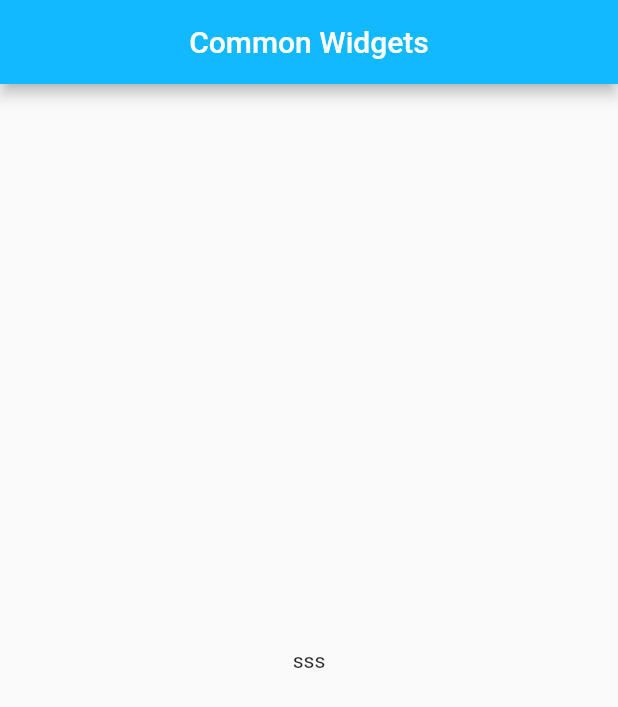
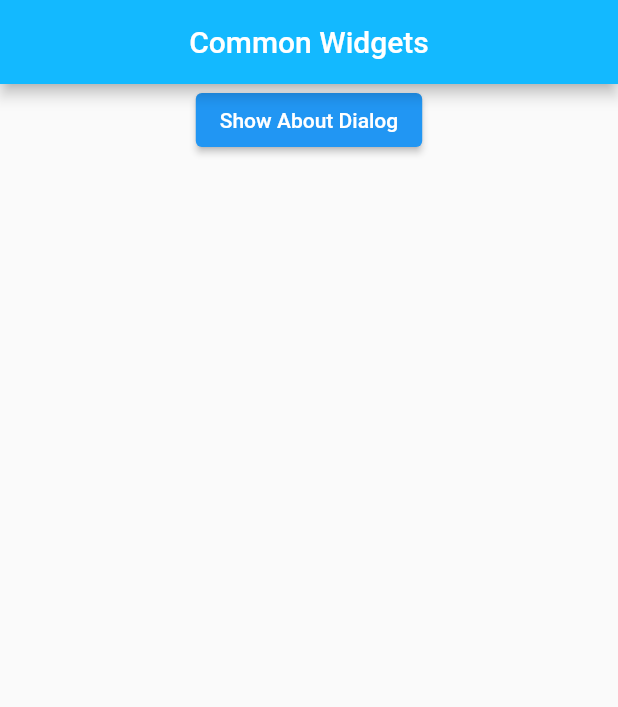
Before and after one commit to vnbrew/flutter_common_widgets, a Flutter app: the screen it shows after launch, on a phone screen of 412 x 824 dp. Shown: the top 707 px of the screen. Run offline on Flutter 3.47's test engine with Material 2 defaults, Android fonts, the phone set to English and light mode, and no system bars; our stand-ins replace bloc, flutter_bloc; generated files the repository leaves out were written again.

Commit message:
add About Dialog widget

```diff
--- a/lib/commons_widgets/commons_page.dart
+++ b/lib/commons_widgets/commons_page.dart
@@ -17,9 +17,26 @@ class _CommonPageState extends State<CommonPage> {
         title: const Text('Common Widgets'),
         centerTitle: true,
       ),
-      body: const SafeArea(
+      body: SafeArea(
         child: Center(
-          child: Text('sss'),
+          child: Column(
+            children: [
+              ElevatedButton(
+                onPressed: () {
+                  showAboutDialog(
+                    applicationIcon: const FlutterLogo(),
+                    applicationVersion: 'Version 1.0.0 1',
+                    applicationName: 'Flutter Common Widgets',
+                    context: context,
+                    children: [
+                      const Text('This is common widgets application'),
+                    ],
+                  );
+                },
+                child: const Text('Show About Dialog'),
+              )
+            ],
+          ),
         ),
       ),
     );
```
